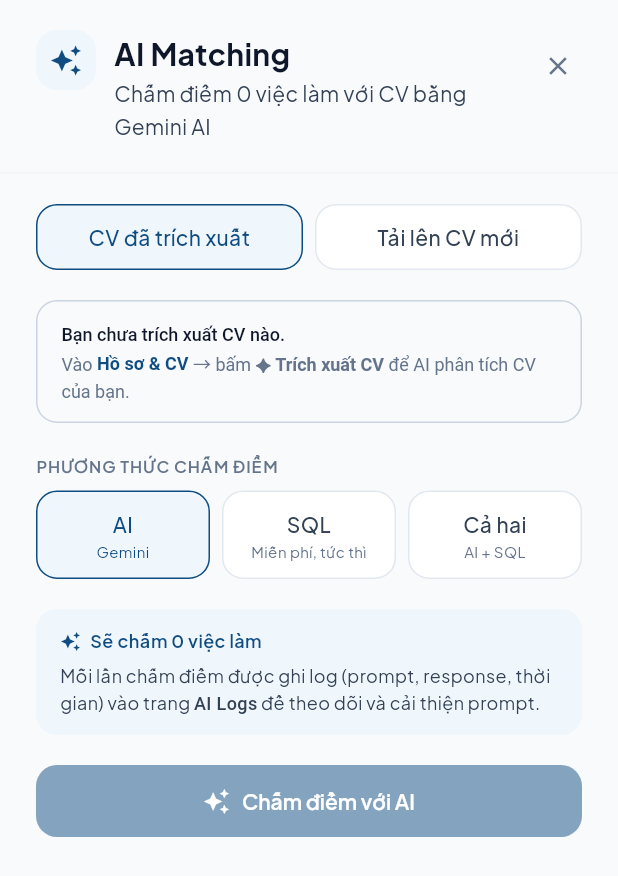
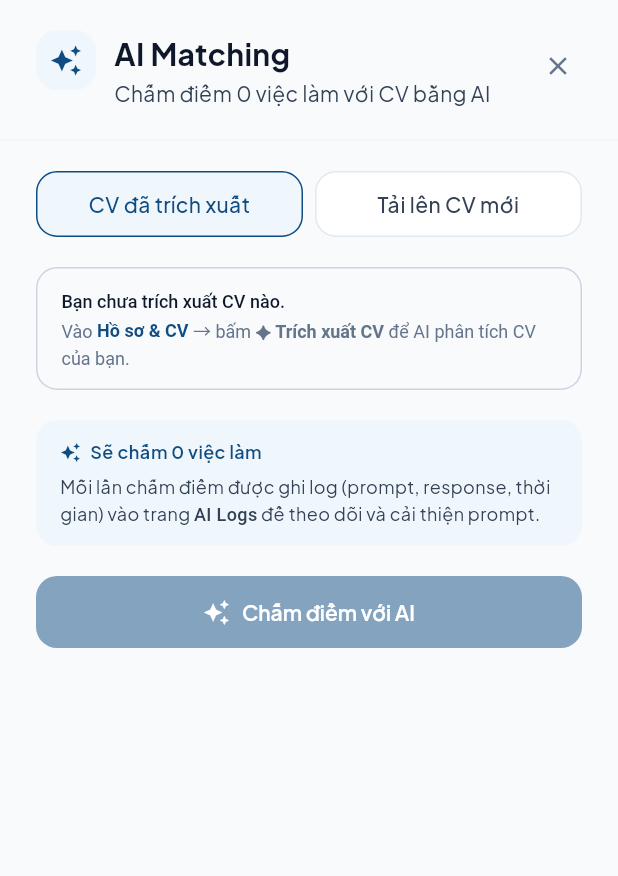
Before and after one commit to letiendat1516/PRM393_Project, a Flutter app: the AiMatchingSheet widget shown alone on an empty page, opened directly with empty values, on a phone screen of 412 x 824 dp. Shown: the top 876 px of the screen. Run offline on Flutter 3.47's test engine with Material 3 defaults, Android fonts, the phone set to English and light mode, and no system bars; our stand-ins replace cloud_firestore, file_picker, firebase_auth, firebase_core, firebase_messaging, firebase_storage and 9 more; missing offline and left inert: syncfusion_flutter_pdf; accounts and stored records are empty; network calls fail; project files that could hold a hidden picture were left out.

Commit message:
ai-matching: drop SQL / Gemini branding from the user-facing modal
User-facing cleanup only — admin surfaces still name providers so the
API key panels keep working.

- AiMatchingSheet subtitle "Chấm điểm N việc làm với CV bằng Gemini AI"
  → "…bằng AI" (the whole fallback chain now serves AI calls, so
  naming one provider is misleading).
- CvPicker's "PHƯƠNG THỨC CHẤM ĐIỂM" selector (AI / SQL / Cả hai)
  dropped entirely. The user implicitly stays on ScoringMethod.ai
  (the state default) and the rule-based SQL path is no longer
  reachable from the UI.
- The guest-mode note "để dán nội dung CV và chấm điểm bằng SQL."
  loses the SQL mention.
- allBatchesFailedMessage no longer names GEMINI_API_KEY; points
  admins at the generic AI key config instead.

Co-Authored-By: Claude Opus 4.7 <noreply@anthropic.com>

```diff
--- a/lib/features/recommendations/viewmodels/ai_matching_viewmodel.dart
+++ b/lib/features/recommendations/viewmodels/ai_matching_viewmodel.dart
@@ -163,7 +163,7 @@ class AiMatchingViewModel extends StateNotifier<AiMatchingState> {
   static const networkMessage =
       'Không kết nối được máy chủ AI. Vui lòng kiểm tra kết nối mạng và thử lại.';
   static const allBatchesFailedMessage =
-      'Tất cả batch đều thất bại. Kiểm tra cấu hình GEMINI_API_KEY trong Cấu hình hệ thống.';
+      'Tất cả batch đều thất bại. Kiểm tra cấu hình API key AI trong Cấu hình hệ thống → AI Logs.';
   /// Web routes are JWT-protected (`router.use(authenticate)`); here the
   /// Gemini key lives in systemConfigurations which only signed-in users may
   /// read, so a guest asking for AI fails fast instead of retrying 3× per batch.
--- a/lib/features/recommendations/widgets/ai_matching_sheet.dart
+++ b/lib/features/recommendations/widgets/ai_matching_sheet.dart
@@ -137,7 +137,7 @@ class _AiMatchingSheetState extends ConsumerState<AiMatchingSheet> {
                     const Text('AI Matching',
                         style: TextStyle(
                             fontSize: 20, fontWeight: FontWeight.w700, color: AppColors.ink)),
-                    Text('Chấm điểm $n việc làm với CV bằng Gemini AI',
+                    Text('Chấm điểm $n việc làm với CV bằng AI',
                         style: const TextStyle(fontSize: 14, color: AppColors.inkSoft)),
                   ],
                 ),
--- a/lib/features/recommendations/widgets/cv_picker.dart
+++ b/lib/features/recommendations/widgets/cv_picker.dart
@@ -114,8 +114,6 @@ class _CvPickerState extends ConsumerState<CvPicker> {
         ),
         const SizedBox(height: 20),
         if (state.mode == CvMode.preset) _presetSection(state) else _uploadSection(state),
-        const SizedBox(height: 20),
-        _methodSection(state),
       ],
     );
   }
@@ -131,7 +129,7 @@ class _CvPickerState extends ConsumerState<CvPicker> {
           _link(context, 'đăng nhập', () => context.go(AppRoutes.login)),
           const TextSpan(text: ' hoặc chọn '),
           const TextSpan(text: 'Tải lên CV mới', style: TextStyle(fontWeight: FontWeight.w600)),
-          const TextSpan(text: ' để dán nội dung CV và chấm điểm bằng SQL.'),
+          const TextSpan(text: ' để dán nội dung CV và chấm điểm.'),
         ])),
       );
     }
@@ -268,44 +266,6 @@ class _CvPickerState extends ConsumerState<CvPicker> {
     );
   }
 
-  // ── Scoring method ───────────────────────────────────────────────────
-  Widget _methodSection(AiMatchingState state) {
-    return Column(
-      crossAxisAlignment: CrossAxisAlignment.start,
-      children: [
-        const Text(
-          'PHƯƠNG THỨC CHẤM ĐIỂM',
-          style: TextStyle(
-            fontSize: 11,
-            fontWeight: FontWeight.w600,
-            color: AppColors.inkMuted,
-            letterSpacing: 0.6,
-          ),
-        ),
-        const SizedBox(height: 8),
-        Row(
-          children: [
-            for (final m in ScoringMethod.values) ...[
-              Expanded(
-                child: _ToggleButton(
-                  label: m.label,
-                  sublabel: switch (m) {
-                    ScoringMethod.ai => 'Gemini',
-                    ScoringMethod.sql => 'Miễn phí, tức thì',
-                    ScoringMethod.both => 'AI + SQL',
-                  },
-                  selected: state.method == m,
-                  onTap: state.loading ? null : () => _vm.setMethod(m),
-                ),
-              ),
-              if (m != ScoringMethod.values.last) const SizedBox(width: 8),
-            ],
-          ],
-        ),
-      ],
-    );
-  }
-
   /// Inline link inside a Text.rich (WidgetSpan avoids recognizer disposal).
   InlineSpan _link(BuildContext context, String text, VoidCallback onTap) => WidgetSpan(
         alignment: PlaceholderAlignment.baseline,
@@ -327,11 +287,9 @@ class _ToggleButton extends StatelessWidget {
     required this.label,
     required this.selected,
     required this.onTap,
-    this.sublabel,
   });
 
   final String label;
-  final String? sublabel;
   final bool selected;
   final VoidCallback? onTap;
 
@@ -348,9 +306,7 @@ class _ToggleButton extends StatelessWidget {
           borderRadius: BorderRadius.circular(AppRadius.xl),
           border: Border.all(color: selected ? AppColors.primary : AppColors.border),
         ),
-        child: Column(
-          children: [
-            Text(
+        child: Text(
           label,
           textAlign: TextAlign.center,
           maxLines: 1,
@@ -360,19 +316,6 @@ class _ToggleButton extends StatelessWidget {
             fontWeight: FontWeight.w500,
             color: selected ? AppColors.primary : AppColors.inkSoft,
           ),
-            ),
-            if (sublabel != null)
-              Text(
-                sublabel!,
-                textAlign: TextAlign.center,
-                maxLines: 1,
-                overflow: TextOverflow.ellipsis,
-                style: TextStyle(
-                  fontSize: 10,
-                  color: selected ? AppColors.primary : AppColors.inkMuted,
-                ),
-              ),
-          ],
         ),
       ),
     );
```
Lines whose indentation alone changed are shown as unchanged.
